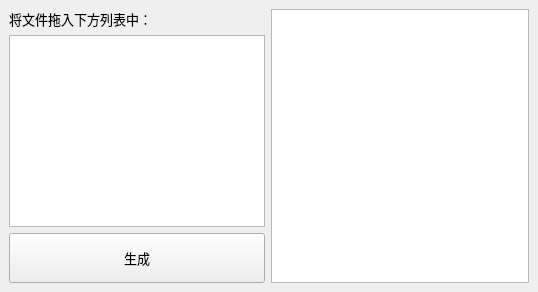
The window that commons/ui/TurntableGenerator.ui (lonegather/Barbarian) describes before a commit, drawn with Qt 5.
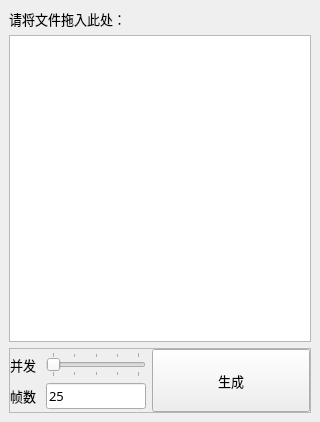
The same window after the commit.

Diff of the .ui file:
```diff
--- a/commons/ui/TurntableGenerator.ui
+++ b/commons/ui/TurntableGenerator.ui
@@ -4,8 +4,8 @@
  <widget class="QMainWindow" name="MainWindow">
   <property name="minimumSize">
    <size>
-    <width>538</width>
-    <height>268</height>
+    <width>320</width>
+    <height>422</height>
    </size>
   </property>
   <property name="font">
@@ -18,11 +18,9 @@
    <string>转台动画生成器</string>
   </property>
   <widget class="QWidget" name="centralwidget">
-   <layout class="QHBoxLayout" name="horizontalLayout" stretch="0,1">
+   <layout class="QVBoxLayout" name="verticalLayout" stretch="0,1,0">
     <item>
-     <layout class="QVBoxLayout" name="verticalLayout">
-      <item>
-       <widget class="QLabel" name="label">
+     <widget class="QLabel" name="infoLable">
         <property name="font">
          <font>
           <family>微软雅黑</family>
@@ -30,7 +28,7 @@
          </font>
         </property>
         <property name="text">
-         <string>将文件拖入下方列表中：</string>
+       <string>请将文件拖入此处：</string>
         </property>
        </widget>
       </item>
@@ -38,12 +36,113 @@
        <widget class="QListView" name="fileListView"/>
       </item>
       <item>
+     <widget class="QFrame" name="frame">
+      <property name="frameShape">
+       <enum>QFrame::StyledPanel</enum>
+      </property>
+      <property name="frameShadow">
+       <enum>QFrame::Raised</enum>
+      </property>
+      <layout class="QHBoxLayout" name="horizontalLayout_4" stretch="0,1">
+       <property name="margin">
+        <number>0</number>
+       </property>
+       <item>
+        <layout class="QFormLayout" name="formLayout">
+         <property name="fieldGrowthPolicy">
+          <enum>QFormLayout::AllNonFixedFieldsGrow</enum>
+         </property>
+         <property name="labelAlignment">
+          <set>Qt::AlignRight|Qt::AlignTrailing|Qt::AlignVCenter</set>
+         </property>
+         <property name="horizontalSpacing">
+          <number>10</number>
+         </property>
+         <property name="topMargin">
+          <number>3</number>
+         </property>
+         <property name="bottomMargin">
+          <number>3</number>
+         </property>
+         <item row="0" column="0">
+          <widget class="QLabel" name="label_2">
+           <property name="font">
+            <font>
+             <family>微软雅黑</family>
+             <pointsize>10</pointsize>
+            </font>
+           </property>
+           <property name="text">
+            <string>并发</string>
+           </property>
+           <property name="alignment">
+            <set>Qt::AlignRight|Qt::AlignTrailing|Qt::AlignVCenter</set>
+           </property>
+          </widget>
+         </item>
+         <item row="0" column="1">
+          <widget class="QSlider" name="concurrentSlider">
+           <property name="maximumSize">
+            <size>
+             <width>100</width>
+             <height>16777215</height>
+            </size>
+           </property>
+           <property name="minimum">
+            <number>1</number>
+           </property>
+           <property name="maximum">
+            <number>5</number>
+           </property>
+           <property name="orientation">
+            <enum>Qt::Horizontal</enum>
+           </property>
+           <property name="tickPosition">
+            <enum>QSlider::TicksBothSides</enum>
+           </property>
+           <property name="tickInterval">
+            <number>1</number>
+           </property>
+          </widget>
+         </item>
+         <item row="1" column="0">
+          <widget class="QLabel" name="label_3">
+           <property name="font">
+            <font>
+             <family>微软雅黑</family>
+             <pointsize>10</pointsize>
+            </font>
+           </property>
+           <property name="text">
+            <string>帧数</string>
+           </property>
+           <property name="alignment">
+            <set>Qt::AlignRight|Qt::AlignTrailing|Qt::AlignVCenter</set>
+           </property>
+          </widget>
+         </item>
+         <item row="1" column="1">
+          <widget class="QLineEdit" name="frameEdit">
+           <property name="maximumSize">
+            <size>
+             <width>100</width>
+             <height>16777215</height>
+            </size>
+           </property>
+           <property name="text">
+            <string>25</string>
+           </property>
+          </widget>
+         </item>
+        </layout>
+       </item>
+       <item>
        <widget class="QPushButton" name="generateButton">
-        <property name="minimumSize">
-         <size>
-          <width>0</width>
-          <height>50</height>
-         </size>
+         <property name="sizePolicy">
+          <sizepolicy hsizetype="Minimum" vsizetype="Expanding">
+           <horstretch>0</horstretch>
+           <verstretch>0</verstretch>
+          </sizepolicy>
         </property>
         <property name="font">
          <font>
@@ -57,18 +156,6 @@
        </widget>
       </item>
      </layout>
-    </item>
-    <item>
-     <widget class="QTextEdit" name="outputText">
-      <property name="font">
-       <font>
-        <family>微软雅黑</family>
-        <pointsize>10</pointsize>
-       </font>
-      </property>
-      <property name="readOnly">
-       <bool>true</bool>
-      </property>
      </widget>
     </item>
    </layout>
```
Lines whose indentation alone changed are shown as unchanged.
